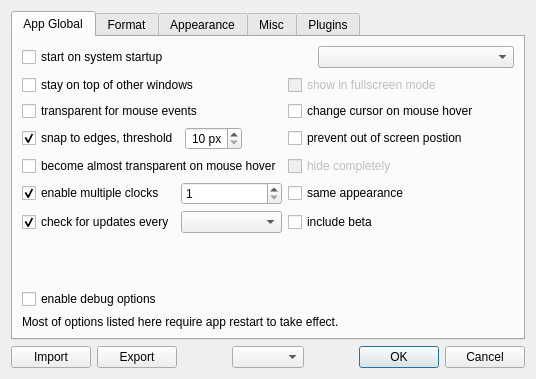
Old version of the form app/gui/settings/settings_dialog.ui in the repository Kolcha/DigitalClock5.
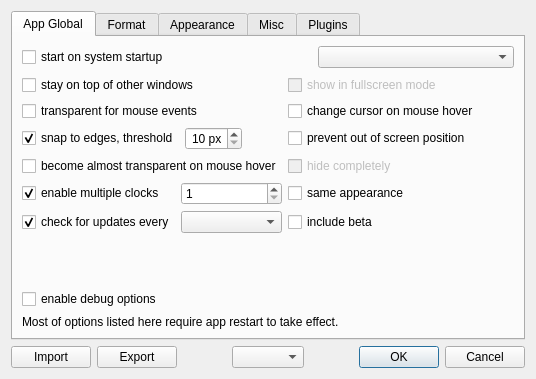
New version of the form. The open tabs and pages were chosen to show the change.

```diff
--- a/app/gui/settings/settings_dialog.ui
+++ b/app/gui/settings/settings_dialog.ui
@@ -165,7 +165,7 @@
           <string>always keep clock visible on screen, prevent out of screen postion</string>
          </property>
          <property name="text">
-          <string>prevent out of screen postion</string>
+          <string>prevent out of screen position</string>
          </property>
         </widget>
        </item>
```
Left out of the diff: 2 changed lines with no effect on the pictures.
